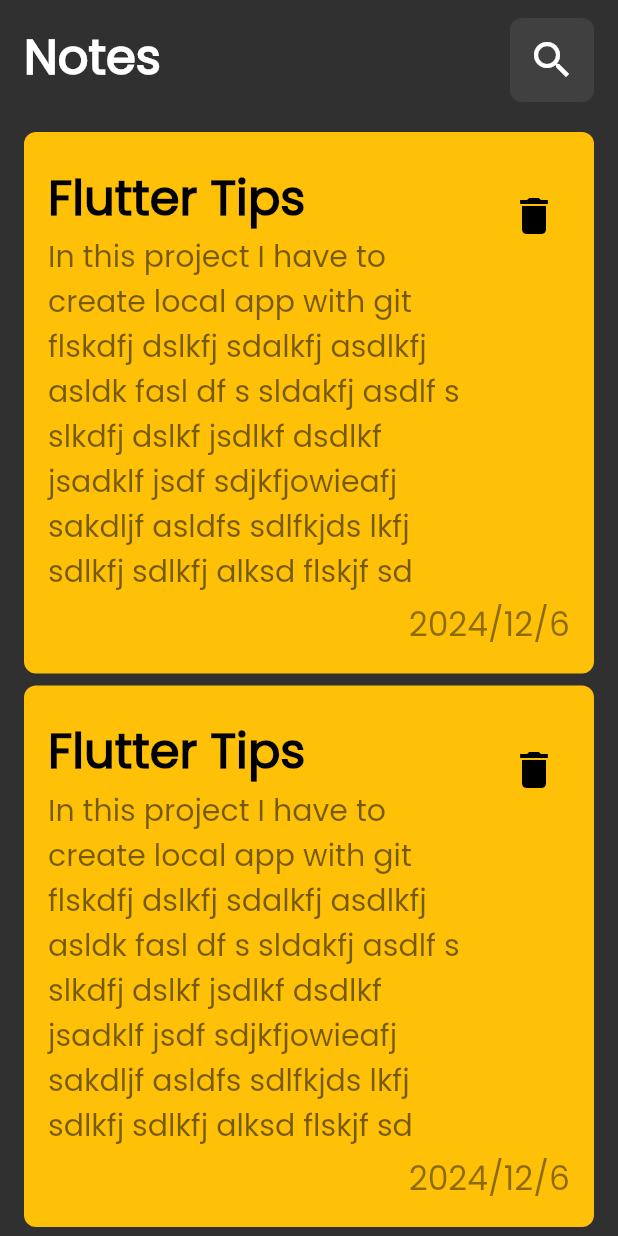
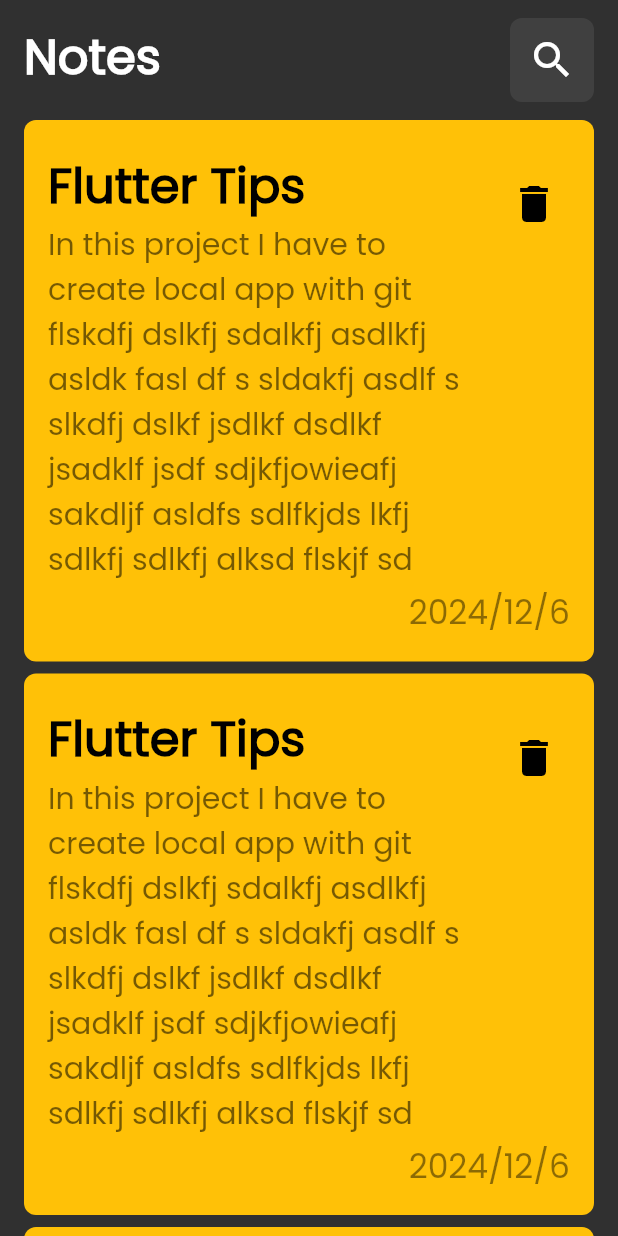
Before and after one commit to osamaahmedalsharabi/new_repo, a Flutter app: the screen it shows after launch, on a phone screen of 412 x 824 dp. Run offline on Flutter 3.47's test engine with Material 3 defaults, Android fonts, the phone set to English and light mode, and no system bars.

Commit message:
delete sizedBox widget

```diff
--- a/lib/views/widgets/home_view_body.dart
+++ b/lib/views/widgets/home_view_body.dart
@@ -12,9 +12,6 @@
       child: Column(
         children: [
           CustomAppBarWidget(),
-          SizedBox(
-            height: 8,
-          ),
           NoteListViewWidget()
         ],
       ),
```
